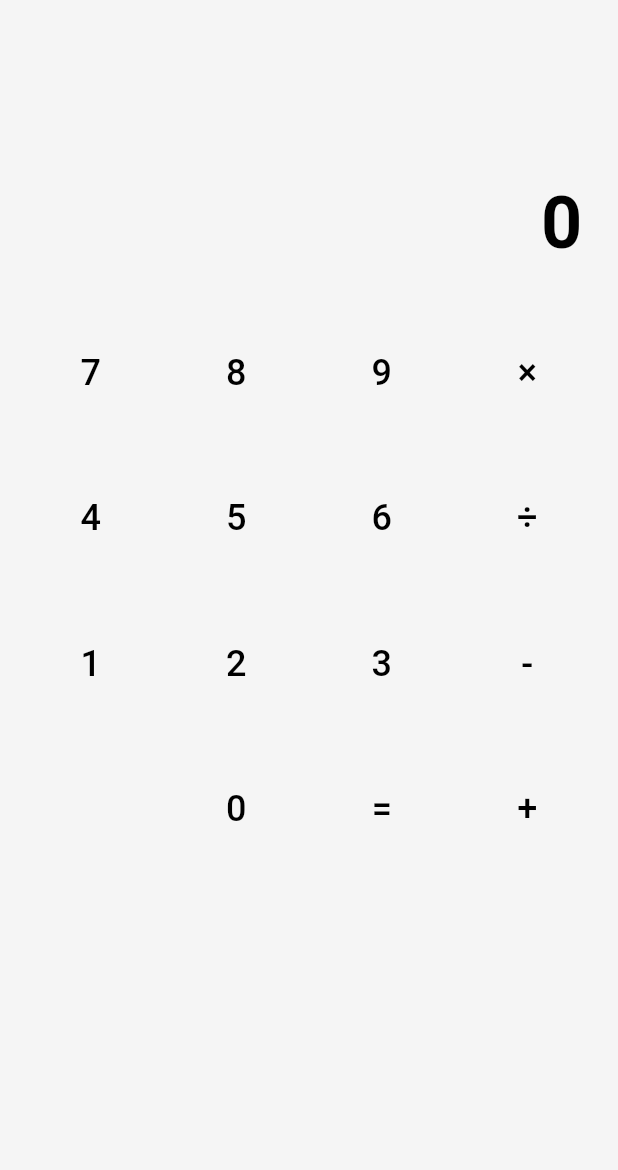
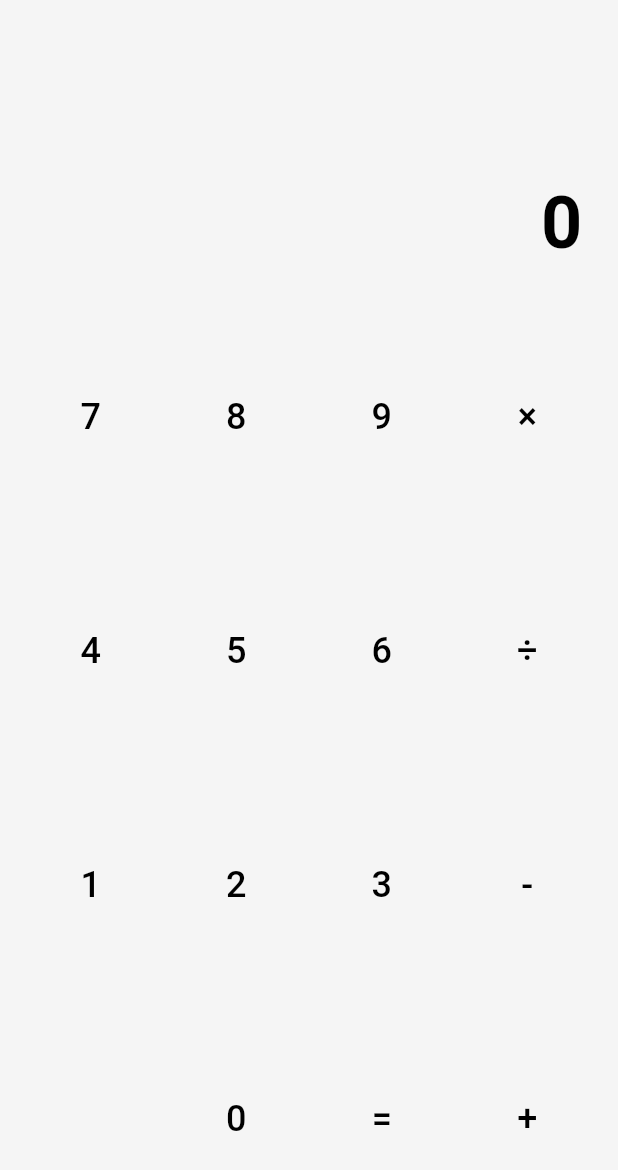
Before and after one commit to MidVC/FlutterMockUpCalculator, a Flutter app: the screen it shows after launch, on a phone screen of 412 x 824 dp. Shown: the top 1170 px of the screen. Run offline on Flutter 3.47's test engine with Material 3 defaults, Android fonts, the phone set to English and light mode, and no system bars.

Commit message:
button positions adjust with screen size

```diff
--- a/lib/main.dart
+++ b/lib/main.dart
@@ -61,10 +61,22 @@ class _CalculatorScreenState extends State<CalculatorScreen> {
           ),
           // Buttons keypad
                     Expanded(
-            child: GridView.count(
-              padding: const EdgeInsets.symmetric(horizontal: 12),
-              crossAxisCount: 4,
-              childAspectRatio: 1.0,
+            child: LayoutBuilder(
+              builder: (context, constraints) {
+                // Configuration
+                const int cols = 4;
+                const int rows = 4; // You have 16 items (4 cols x 4 rows)
+                const double horizontalPadding = 12.0;
+
+                // Calculate exact dimensions
+                final double itemWidth = (constraints.maxWidth - (horizontalPadding * 2)) / cols;
+                final double itemHeight = constraints.maxHeight / rows;
+
+                return GridView.count(
+                  padding: const EdgeInsets.symmetric(horizontal: horizontalPadding),
+                  crossAxisCount: cols,
+                  childAspectRatio: itemWidth / itemHeight,
+                  physics: const NeverScrollableScrollPhysics(),
                   children: [
                     _buildButton(context, "7"),
                     _buildButton(context, "8"),
@@ -83,18 +95,42 @@ class _CalculatorScreenState extends State<CalculatorScreen> {
                     _buildButton(context, "="),
                     _buildButton(context, "+"),
                   ],
+                );
+              },
             ),
           ),
         ],
       ),
     );
   }
-  Widget _buildButton(BuildContext context, String text,) {
-    return TextButton(
+    Widget _buildButton(BuildContext context, String text) {
+    return LayoutBuilder(
+      builder: (context, constraints) {
+        // Calculate the size of the square based on the smaller dimension
+        // minus some padding/spacing
+        final double size = (constraints.maxWidth < constraints.maxHeight
+                ? constraints.maxWidth
+                : constraints.maxHeight) - 16.0; // 16.0 is spacing
+
+        return Center(
+
+          child: SizedBox(
+            width: size,
+            height: size,
+            child: TextButton(
               onPressed: () => {
                 Provider.of<CalculatorProvider>(context, listen: false).onBtnPress(text)
               },
+              style: TextButton.styleFrom(
+                 shape: const RoundedRectangleBorder(
+                    borderRadius: BorderRadius.all(Radius.circular(24)),
+                 ),
+              ),
               child: Text(text, style: Theme.of(context).textTheme.labelLarge),
+            ),
+          ),
+        );
+      },
     );
   }
 }
```
Lines whose indentation alone changed are shown as unchanged.
